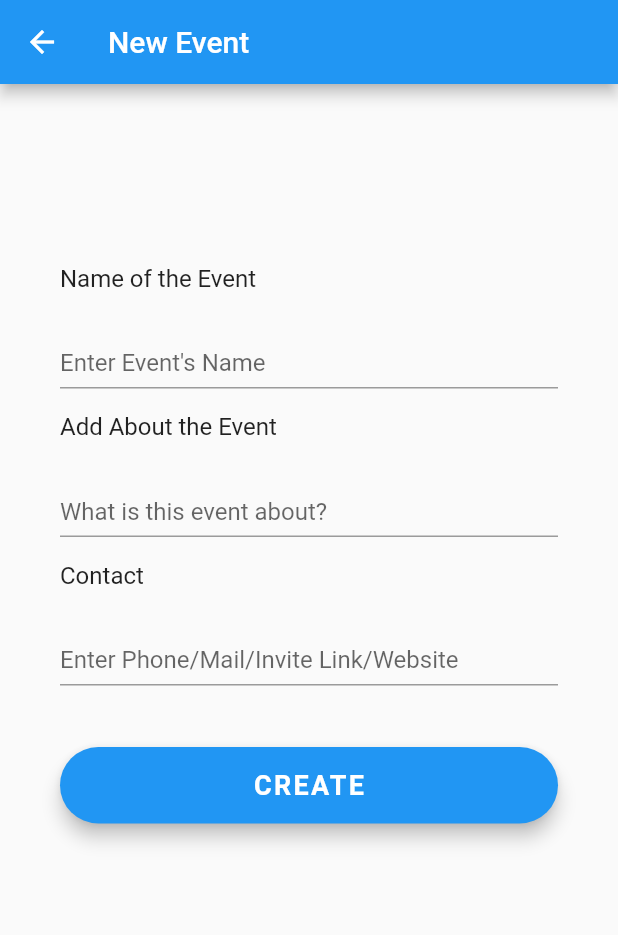
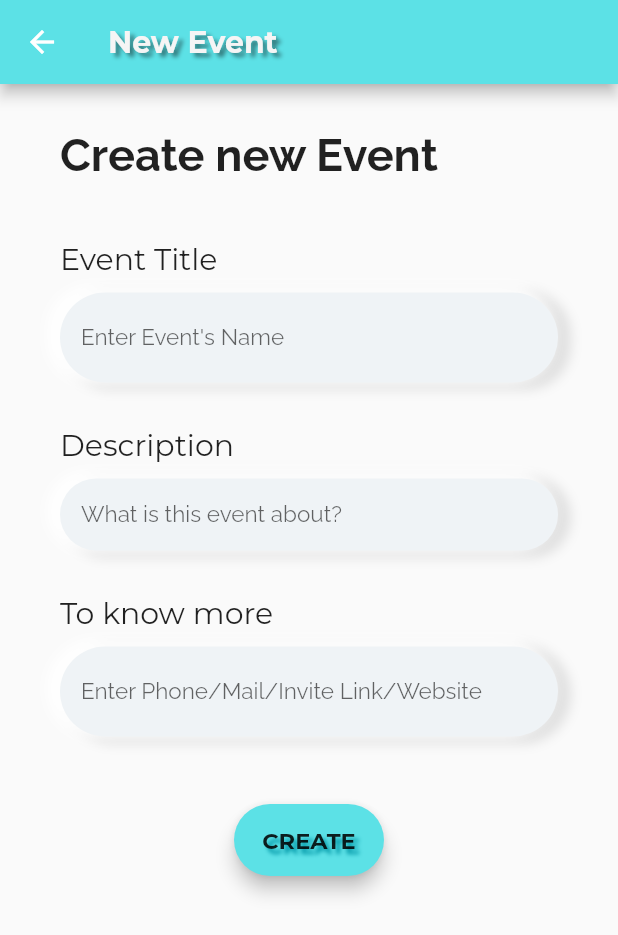
Before and after one commit to pranavi79/SheHacks_Team-114, a Flutter app: the FormView screen opened directly, on a phone screen of 412 x 824 dp. Shown: the top 935 px of the screen. Run offline on Flutter 3.47's test engine with Material 2 defaults, Android fonts, the phone set to English and light mode, and no system bars; our stand-ins replace cloud_firestore, firebase_auth, firebase_core, flutter_phoenix, flutter_spinkit, fluttertoast and 3 more; accounts and stored records are empty; Roboto replaces fonts that are missing (OpenSans).

Commit message:
UI changes

```diff
--- a/shehack/lib/form.dart
+++ b/shehack/lib/form.dart
@@ -1,112 +1,179 @@
 import 'package:cloud_firestore/cloud_firestore.dart';
+import 'package:firebase_auth/firebase_auth.dart';
 import 'package:flutter/material.dart';
 import 'package:flutter/services.dart';
+import 'package:google_fonts/google_fonts.dart';
+
 final _firestore = FirebaseFirestore.instance;
-class FormView extends StatefulWidget{
+
+class FormView extends StatefulWidget {
   @override
-  FormViewState createState()=>FormViewState();
+  FormViewState createState() => FormViewState();
 }
-class FormViewState extends State<FormView>{
+
+class FormViewState extends State<FormView> {
   Widget buildGroup() {
     return Column(
       crossAxisAlignment: CrossAxisAlignment.start,
+      textDirection: TextDirection.ltr,
+      mainAxisAlignment: MainAxisAlignment.center,
       children: <Widget>[
         Text(
-          'Name of the Event',
-          style: TextStyle(
-            fontSize: 16,
+          'Create new Event',
+          style: GoogleFonts.raleway(fontSize: 30, fontWeight: FontWeight.w700),
+        ),
+        SizedBox(height: 40.0),
+        Text(
+          "Event Title",
+          style: GoogleFonts.montserrat(
+            fontSize: 20,
           ),
         ),
-        SizedBox(height: 10.0),
+        SizedBox(
+          height: 10,
+        ),
         Container(
+          decoration: BoxDecoration(
+              color: Color(0XFFEFF3F6),
+              borderRadius: BorderRadius.circular(30.0),
+              boxShadow: [
+                BoxShadow(
+                    color: Color.fromRGBO(0, 0, 0, 0.1),
+                    offset: Offset(6, 2),
+                    blurRadius: 6.0,
+                    spreadRadius: 3.0),
+                BoxShadow(
+                    color: Color.fromRGBO(255, 255, 255, 0.9),
+                    offset: Offset(-6, -2),
+                    blurRadius: 6.0,
+                    spreadRadius: 3.0)
+              ]),
           alignment: Alignment.centerLeft,
           height: 60.0,
           child: TextFormField(
-            style: TextStyle(
-              color: Colors.black,
-              fontFamily: 'OpenSans',
+            style: GoogleFonts.raleway(
+              fontSize: 15,
             ),
             decoration: InputDecoration(
-              contentPadding: EdgeInsets.only(top: 14.0),
+              contentPadding: EdgeInsets.all(14),
+              border: InputBorder.none,
               hintText: 'Enter Event\'s Name',
             ),
-            onChanged: (input1)=> name = input1,
+            onChanged: (input1) => name = input1,
           ),
         ),
       ],
     );
   }
+
   Widget buildAbout() {
     return Column(
       crossAxisAlignment: CrossAxisAlignment.start,
       children: <Widget>[
         Text(
-          'Add About the Event',
-          style: TextStyle(
-            fontSize: 16,
+          "Description",
+          style: GoogleFonts.montserrat(
+            fontSize: 20,
           ),
         ),
-        SizedBox(height: 10.0),
+        SizedBox(
+          height: 10,
+        ),
         Container(
           alignment: Alignment.centerLeft,
-          height: 60.0,
-              child:TextFormField(
+          decoration: BoxDecoration(
+              color: Color(0XFFEFF3F6),
+              borderRadius: BorderRadius.circular(30.0),
+              boxShadow: [
+                BoxShadow(
+                    color: Color.fromRGBO(0, 0, 0, 0.1),
+                    offset: Offset(6, 2),
+                    blurRadius: 6.0,
+                    spreadRadius: 3.0),
+                BoxShadow(
+                    color: Color.fromRGBO(255, 255, 255, 0.9),
+                    offset: Offset(-6, -2),
+                    blurRadius: 6.0,
+                    spreadRadius: 3.0)
+              ]),
+          child: TextFormField(
             controller: addTextController,
             keyboardType: TextInputType.multiline,
-            style: TextStyle(
-              color: Colors.black,
-              fontFamily: 'OpenSans',
+            maxLines: null,
+            style: GoogleFonts.raleway(
+              fontSize: 15,
             ),
             decoration: InputDecoration(
-              contentPadding: EdgeInsets.only(top: 14.0),
+              contentPadding: EdgeInsets.all(14),
+              border: InputBorder.none,
               hintText: 'What is this event about?',
             ),
-            onChanged: (input2)=> about = input2,
+            onChanged: (input2) => about = input2,
           ),
         ),
       ],
     );
   }
+
   Widget buildReach() {
     return Column(
       crossAxisAlignment: CrossAxisAlignment.start,
       children: <Widget>[
         Text(
-          'Contact',
-          style: TextStyle(
-            fontSize: 16,
+          "To know more",
+          style: GoogleFonts.montserrat(
+            fontSize: 20,
           ),
         ),
-        SizedBox(height: 10.0),
+        SizedBox(
+          height: 10,
+        ),
         Container(
+          decoration: BoxDecoration(
+              color: Color(0XFFEFF3F6),
+              borderRadius: BorderRadius.circular(100.0),
+              boxShadow: [
+                BoxShadow(
+                    color: Color.fromRGBO(0, 0, 0, 0.1),
+                    offset: Offset(6, 2),
+                    blurRadius: 6.0,
+                    spreadRadius: 3.0),
+                BoxShadow(
+                    color: Color.fromRGBO(255, 255, 255, 0.9),
+                    offset: Offset(-6, -2),
+                    blurRadius: 6.0,
+                    spreadRadius: 3.0)
+              ]),
           alignment: Alignment.centerLeft,
           height: 60.0,
           child: TextFormField(
-            style: TextStyle(
-              color: Colors.black,
-              fontFamily: 'OpenSans',
+            style: GoogleFonts.raleway(
+              fontSize: 15,
             ),
             decoration: InputDecoration(
-              contentPadding: EdgeInsets.only(top: 14.0),
+              contentPadding: EdgeInsets.all(14),
+              border: InputBorder.none,
               hintText: 'Enter Phone/Mail/Invite Link/Website',
             ),
-            onChanged: (input1)=> contact = input1,
+            onChanged: (input1) => contact = input1,
           ),
         ),
       ],
     );
   }
+
   Widget buildSubmitBtn() {
     return Container(
-          padding: EdgeInsets.symmetric(vertical: 25.0),
-          width: double.infinity,
+      padding: EdgeInsets.symmetric(vertical: 15.0),
+      width: 100,
       child: RaisedButton(
         elevation: 5.0,
-            onPressed:(){
+        onPressed: () {
           _firestore.collection('forms').add({
-                'name':name,
-                'about':about,
-                'contact':contact,
+            'name': name,
+            'about': about,
+            'contact': contact,
+            'user': FirebaseAuth.instance.currentUser.displayName,
           });
           Navigator.pop(context);
         },
@@ -114,30 +181,54 @@ class FormViewState extends State<FormView>{
         shape: RoundedRectangleBorder(
           borderRadius: BorderRadius.circular(30.0),
         ),
-        color: Colors.blue,
+        color: Color(0xFF5CE1E6),
         child: Text(
           'CREATE',
-          style: TextStyle(
-            color: Colors.white,
-            letterSpacing: 1.5,
-            fontSize: 18.0,
+          style: GoogleFonts.montserrat(
             fontWeight: FontWeight.bold,
-            fontFamily: 'OpenSans',
+            fontSize: 15,
+            textStyle: TextStyle(
+              shadows: <Shadow>[
+                Shadow(
+                  offset: Offset(3.0, 3.0),
+                  blurRadius: 3.0,
+                  color: Colors.cyan[700],
+                ),
+              ],
+            ),
           ),
         ),
       ),
     );
   }
+
   final addTextController = TextEditingController();
   String name;
   String about;
   String contact;
-  Widget build(BuildContext context){
+  Widget build(BuildContext context) {
     return Scaffold(
       appBar: AppBar(
-        title: Text("New Event"),
+        title: Text(
+          "New Event",
+          style: GoogleFonts.montserrat(
+            fontWeight: FontWeight.bold,
+            textStyle: TextStyle(
+              color: Colors.grey[100],
+              shadows: <Shadow>[
+                Shadow(
+                  offset: Offset(3.0, 3.0),
+                  blurRadius: 3.0,
+                  color: Colors.black45,
                 ),
-      body:   AnnotatedRegion<SystemUiOverlayStyle>(
+                //
+              ],
+            ),
+          ),
+        ),
+        backgroundColor: Color(0xFF5CE1E6),
+      ),
+      body: AnnotatedRegion<SystemUiOverlayStyle>(
         value: SystemUiOverlayStyle.light,
         child: GestureDetector(
           onTap: () => FocusScope.of(context).unfocus(),
@@ -153,21 +244,21 @@ class FormViewState extends State<FormView>{
                   physics: AlwaysScrollableScrollPhysics(),
                   padding: EdgeInsets.symmetric(
                     horizontal: 40.0,
-                    vertical: 120.0,
+                    vertical: 30.0,
                   ),
                   child: Column(
                     children: <Widget>[
                       buildGroup(),
                       SizedBox(
-                        height: 10.0,
+                        height: 30.0,
                       ),
                       buildAbout(),
                       SizedBox(
-                        height: 10.0,
+                        height: 30.0,
                       ),
                       buildReach(),
                       SizedBox(
-                        height: 10.0,
+                        height: 30.0,
                       ),
                       buildSubmitBtn(),
                     ],
--- a/shehack/lib/home.dart
+++ b/shehack/lib/home.dart
@@ -1,5 +1,6 @@
 import 'package:cloud_firestore/cloud_firestore.dart';
 import 'package:flutter/material.dart';
+import 'package:google_fonts/google_fonts.dart';
 import 'package:shehack/view.dart';
 import 'package:shehack/form.dart';
 import 'Profile.dart';
@@ -23,10 +24,26 @@ class HomeScreenState extends State<HomeScreen> {
 
   Widget build(BuildContext context) {
     return Scaffold(
-      backgroundColor: Color(0xFFF6F6F6),
+      backgroundColor: Color(0XFFEFF3F6),
       appBar: AppBar(
         automaticallyImplyLeading: false,
-        title: Text("Helping Hands", style: TextStyle(color: Colors.black)),
+        title: Text(
+          "Helping Hands",
+          style: GoogleFonts.montserrat(
+            fontWeight: FontWeight.bold,
+            textStyle: TextStyle(
+              color: Colors.grey[100],
+              shadows: <Shadow>[
+                Shadow(
+                  offset: Offset(3.0, 3.0),
+                  blurRadius: 3.0,
+                  color: Colors.black45,
+                ),
+                //
+              ],
+            ),
+          ),
+        ),
         leading: RawMaterialButton(
             elevation: 15,
             shape: CircleBorder(),
@@ -119,12 +136,12 @@ class HomeScreenState extends State<HomeScreen> {
                                     alignment: Alignment.topLeft,
                                     child: Text(
                                       form.data()['about'],
+                                      maxLines: 1,
                                       style: TextStyle(
                                         fontSize: 13,
                                         color: Colors.black54,
                                       ),
                                       overflow: TextOverflow.ellipsis,
-                                      maxLines: 6,
                                     ),
                                   ),
                                 ],
```
Lines whose indentation alone changed are shown as unchanged.
